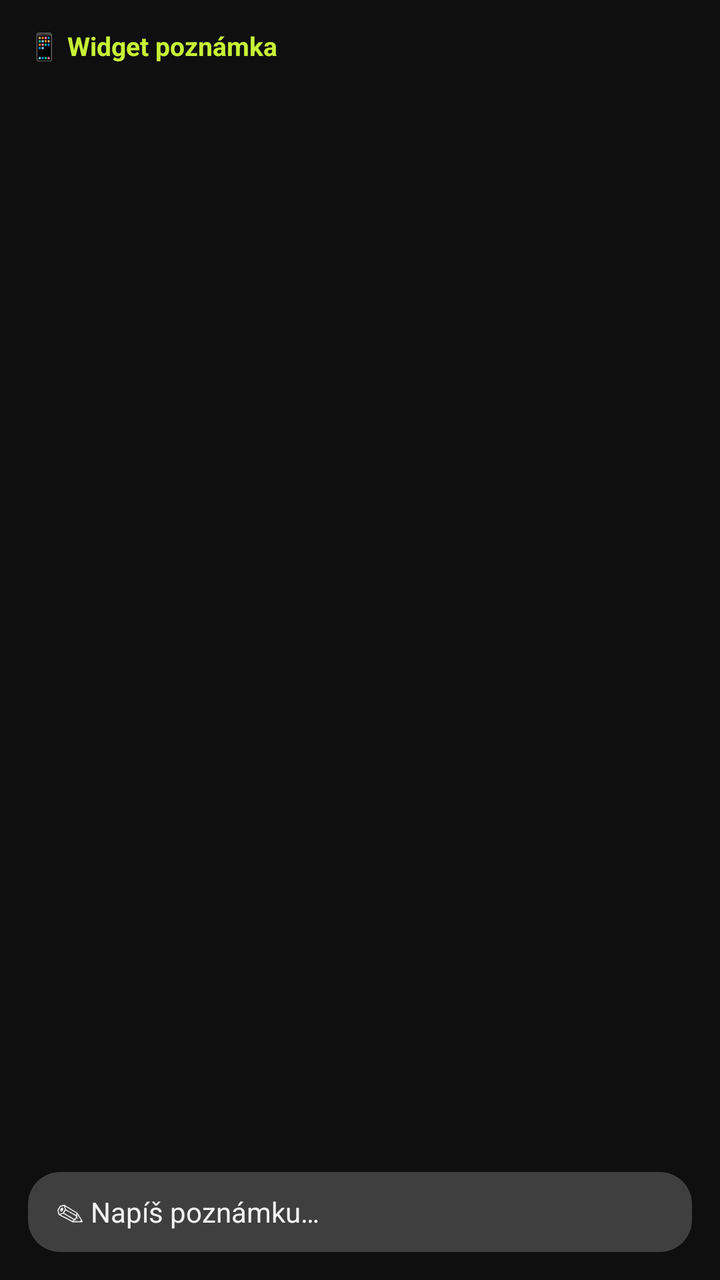
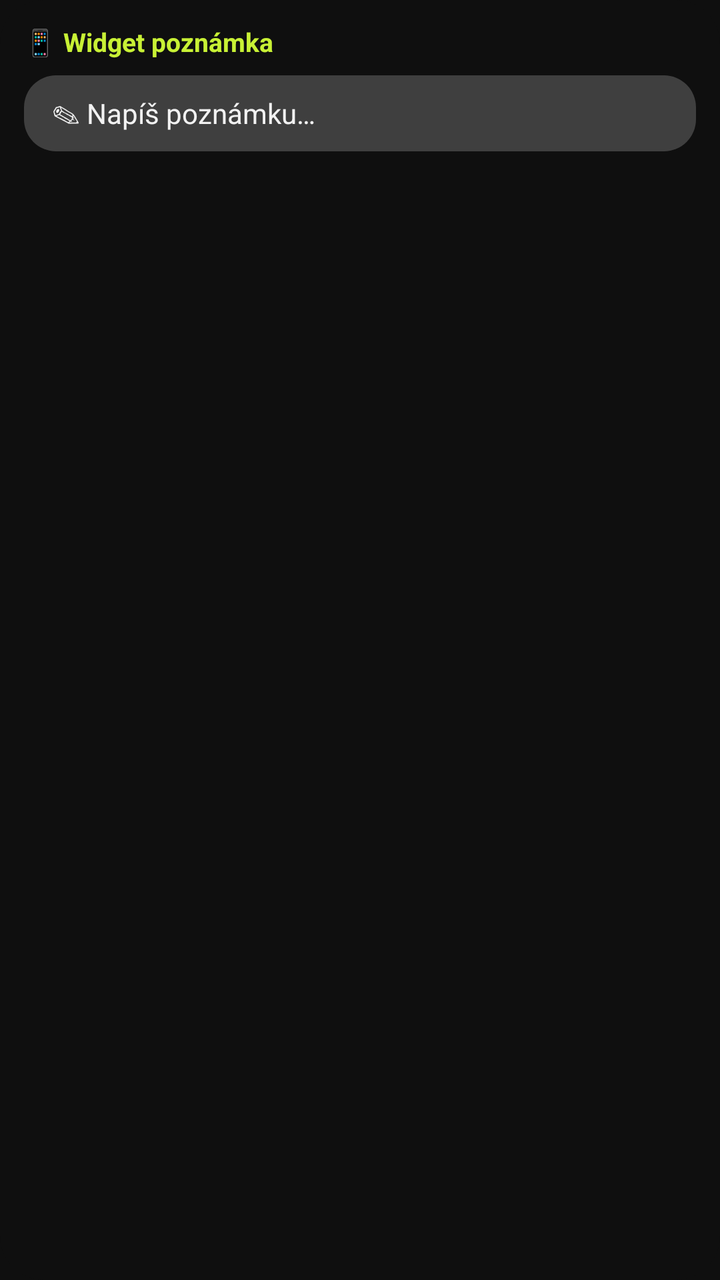

Two renders of the same Android screen: before a commit and after it. Below are the layout's source before the change and the commit's diff.
<!-- AndroidManifest.xml: application theme Theme.Notes28 -->
<!-- res/layout/widget_quick.xml -->
<?xml version="1.0" encoding="utf-8"?>
<FrameLayout xmlns:android="http://schemas.android.com/apk/res/android"
    android:id="@+id/qw_root"
    android:layout_width="match_parent"
    android:layout_height="match_parent">

    <ImageView
        android:layout_width="match_parent"
        android:layout_height="match_parent"
        android:scaleType="fitXY"
        android:src="@drawable/widget_bg_shape"
        android:tint="#0F0F0F"
        android:contentDescription="@null"/>

    <LinearLayout
        android:layout_width="match_parent"
        android:layout_height="match_parent"
        android:orientation="vertical"
        android:padding="14dp">

        <TextView
            android:layout_width="match_parent"
            android:layout_height="wrap_content"
            android:maxLines="1"
            android:text="@string/qw_title"
            android:textColor="#c8f135"
            android:textSize="13sp"
            android:textStyle="bold"/>

        <TextView
            android:id="@+id/qw_text"
            android:layout_width="match_parent"
            android:layout_height="0dp"
            android:layout_weight="1"
            android:layout_marginTop="6dp"
            android:ellipsize="end"
            android:maxLines="6"
            android:textColor="#d8d8d8"
            android:textSize="13sp"/>

        <TextView
            android:id="@+id/qw_write"
            android:layout_width="match_parent"
            android:layout_height="40dp"
            android:layout_marginTop="8dp"
            android:background="@drawable/pill_bg"
            android:gravity="center_vertical"
            android:paddingStart="14dp"
            android:paddingEnd="14dp"
            android:text="@string/qw_write"
            android:textColor="#f2f2f2"
            android:textSize="14sp"/>
    </LinearLayout>
</FrameLayout>
<!-- resources referenced by this layout -->
<resources>
  <!-- drawable pill_bg (drawable) -->
  <?xml version="1.0" encoding="utf-8"?>
  <shape xmlns:android="http://schemas.android.com/apk/res/android" android:shape="rectangle">
      <solid android:color="#33FFFFFF"/>
      <corners android:radius="16dp"/>
  </shape>
  <!-- drawable widget_bg_shape (drawable) -->
  <?xml version="1.0" encoding="utf-8"?>
  <shape xmlns:android="http://schemas.android.com/apk/res/android" android:shape="rectangle">
      <solid android:color="#FFFFFFFF"/>
      <corners android:radius="22dp"/>
  </shape>
  <string name="qw_title">📱 Widget poznámka</string>
  <string name="qw_write">✎  Napíš poznámku…</string>
  <style name="Theme.Notes28" parent="Theme.MaterialComponents.DayNight.NoActionBar">
          <item name="colorPrimary">#c8f135</item>
          <item name="colorOnPrimary">#0f0f0f</item>
          <item name="android:windowBackground">#0f0f0f</item>
          <item name="android:statusBarColor">#0f0f0f</item>
          <item name="android:navigationBarColor">#0f0f0f</item>
      </style>
</resources>

<!-- the commit's change to res/layout/widget_quick.xml (unified diff, before → after) -->
@@ -16,7 +16,7 @@
         android:layout_width="match_parent"
         android:layout_height="match_parent"
         android:orientation="vertical"
-        android:padding="14dp">
+        android:padding="12dp">
 
         <TextView
             android:layout_width="match_parent"
@@ -28,20 +28,9 @@
             android:textStyle="bold"/>
 
         <TextView
-            android:id="@+id/qw_text"
-            android:layout_width="match_parent"
-            android:layout_height="0dp"
-            android:layout_weight="1"
-            android:layout_marginTop="6dp"
-            android:ellipsize="end"
-            android:maxLines="6"
-            android:textColor="#d8d8d8"
-            android:textSize="13sp"/>
-
-        <TextView
             android:id="@+id/qw_write"
             android:layout_width="match_parent"
-            android:layout_height="40dp"
+            android:layout_height="38dp"
             android:layout_marginTop="8dp"
             android:background="@drawable/pill_bg"
             android:gravity="center_vertical"
@@ -50,5 +39,16 @@
             android:text="@string/qw_write"
             android:textColor="#f2f2f2"
             android:textSize="14sp"/>
+        <TextView
+            android:id="@+id/qw_text"
+            android:layout_width="match_parent"
+            android:layout_height="0dp"
+            android:layout_weight="1"
+            android:layout_marginTop="8dp"
+            android:ellipsize="end"
+            android:maxLines="6"
+            android:textColor="#d8d8d8"
+            android:textSize="13sp"/>
+
     </LinearLayout>
 </FrameLayout>
